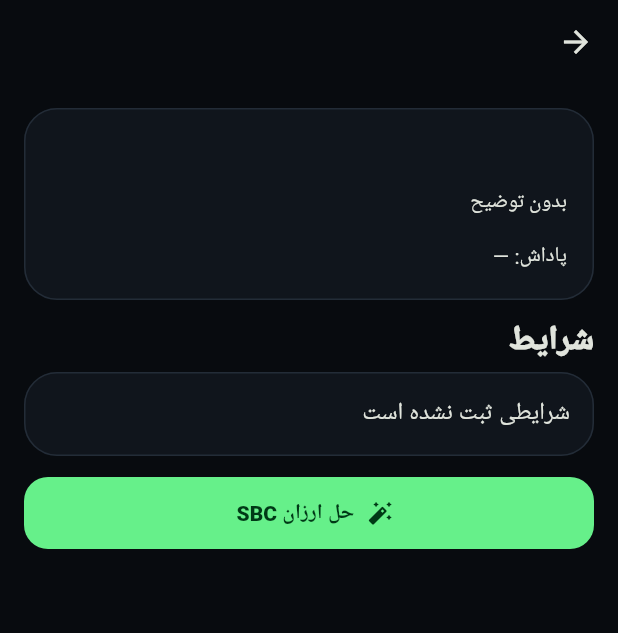
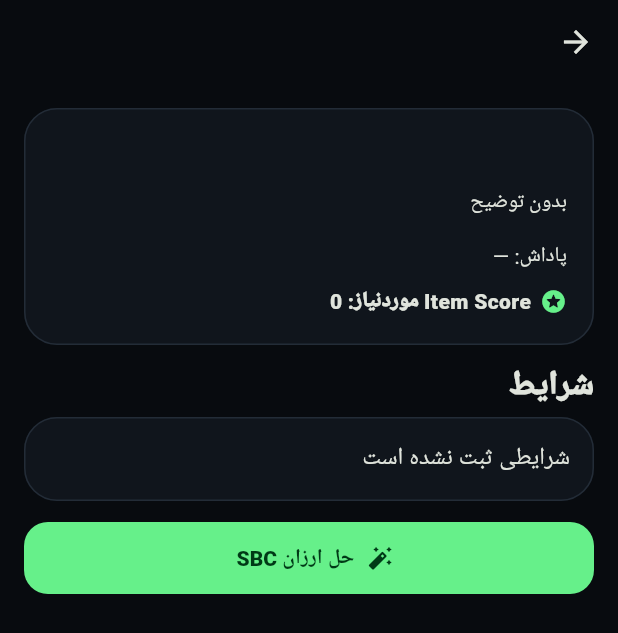
Before and after one commit to sahandse/FCbaz, a Flutter app: the SbcDetailScreen screen opened directly with empty values, on a phone screen of 412 x 824 dp. Shown: the top 633 px of the screen. Run offline on Flutter 3.47's test engine with Material 3 defaults, Android fonts, the phone set to English and light mode, and no system bars; our stand-ins replace shared_preferences; accounts and stored records are empty.

Commit message:
ui(stage4): show Item Score and Persian SBC guide

```diff
--- a/lib/features/sbc/presentation/sbc_screen.dart
+++ b/lib/features/sbc/presentation/sbc_screen.dart
@@ -196,6 +196,23 @@
                   Text(sbc.description.isEmpty ? 'بدون توضیح' : sbc.description),
                   const SizedBox(height: 14),
                   Text('پاداش: ' + (sbc.reward.isEmpty ? '—' : sbc.reward)),
+                  if (sbc.itemScore != null) ...[
+                    const SizedBox(height: 8),
+                    Row(
+                      children: [
+                        Icon(
+                          Icons.stars_rounded,
+                          size: 18,
+                          color: Theme.of(context).colorScheme.primary,
+                        ),
+                        const SizedBox(width: 6),
+                        Text(
+                          'Item Score موردنیاز: ' + sbc.itemScore.toString(),
+                          style: const TextStyle(fontWeight: FontWeight.w900),
+                        ),
+                      ],
+                    ),
+                  ],
                 ],
               ),
             ),
@@ -213,6 +230,39 @@
                   title: Text(req),
                 ),
               ),
+          if (sbc.guideFa.isNotEmpty) ...[
+            const SizedBox(height: 14),
+            Text('راهنمای فارسی', style: Theme.of(context).textTheme.titleLarge),
+            const SizedBox(height: 8),
+            Card(
+              child: Padding(
+                padding: const EdgeInsets.all(16),
+                child: Column(
+                  crossAxisAlignment: CrossAxisAlignment.start,
+                  children: [
+                    for (var i = 0; i < sbc.guideFa.length; i++) ...[
+                      Row(
+                        crossAxisAlignment: CrossAxisAlignment.start,
+                        children: [
+                          CircleAvatar(
+                            radius: 12,
+                            child: Text(
+                              (i + 1).toString(),
+                              style: const TextStyle(fontSize: 10),
+                            ),
+                          ),
+                          const SizedBox(width: 8),
+                          Expanded(child: Text(sbc.guideFa[i])),
+                        ],
+                      ),
+                      if (i != sbc.guideFa.length - 1)
+                        const SizedBox(height: 10),
+                    ],
+                  ],
+                ),
+              ),
+            ),
+          ],
           const SizedBox(height: 14),
           FilledButton.icon(
             onPressed: solving ? null : _solve,
@@ -241,6 +291,13 @@
                     Text('هزینه کل: ' + solution!.totalCost.toString() + ' Coins'),
                     const SizedBox(height: 8),
                     Text('بازیکنان: ' + solution!.playerIds.length.toString()),
+                    if (solution!.itemScore != null) ...[
+                      const SizedBox(height: 8),
+                      Text(
+                        'Item Score راه‌حل: ' + solution!.itemScore.toString(),
+                        style: const TextStyle(fontWeight: FontWeight.w800),
+                      ),
+                    ],
                     if (solution!.notes.isNotEmpty) ...[
                       const SizedBox(height: 10),
                       for (final note in solution!.notes) Text('• ' + note),
```
